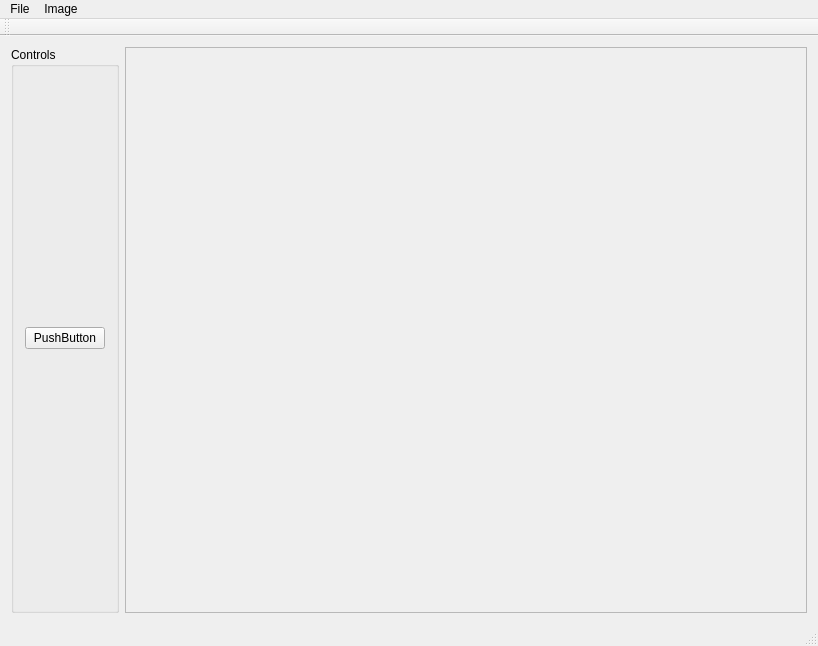
Qt form src/ImageViewer.ui (Tomas-Homola/SpracovanieObrazuZadania) before a commit.
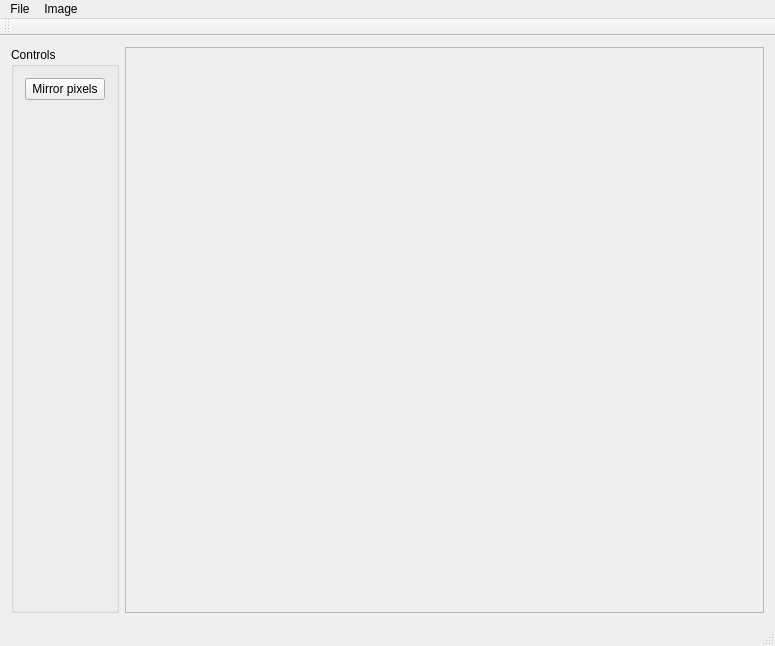
The same form after that commit.

Patch:
```diff
--- a/src/ImageViewer.ui
+++ b/src/ImageViewer.ui
@@ -6,7 +6,7 @@
    <rect>
     <x>0</x>
     <y>0</y>
-    <width>818</width>
+    <width>775</width>
     <height>646</height>
    </rect>
   </property>
@@ -24,10 +24,23 @@
        <item row="0" column="0">
         <widget class="QPushButton" name="pushButton_mirrorTest">
          <property name="text">
-          <string>PushButton</string>
+          <string>Mirror pixels</string>
          </property>
         </widget>
        </item>
+       <item row="1" column="0">
+        <spacer name="verticalSpacer">
+         <property name="orientation">
+          <enum>Qt::Vertical</enum>
+         </property>
+         <property name="sizeHint" stdset="0">
+          <size>
+           <width>20</width>
+           <height>40</height>
+          </size>
+         </property>
+        </spacer>
+       </item>
       </layout>
      </widget>
     </item>
@@ -41,7 +54,7 @@
         <rect>
          <x>0</x>
          <y>0</y>
-         <width>697</width>
+         <width>654</width>
          <height>571</height>
         </rect>
        </property>
@@ -55,7 +68,7 @@
     <rect>
      <x>0</x>
      <y>0</y>
-     <width>818</width>
+     <width>775</width>
      <height>22</height>
     </rect>
    </property>
```
